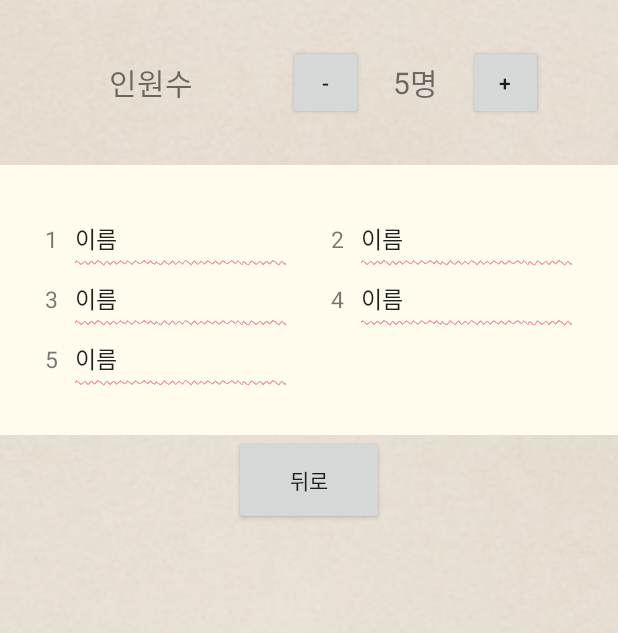
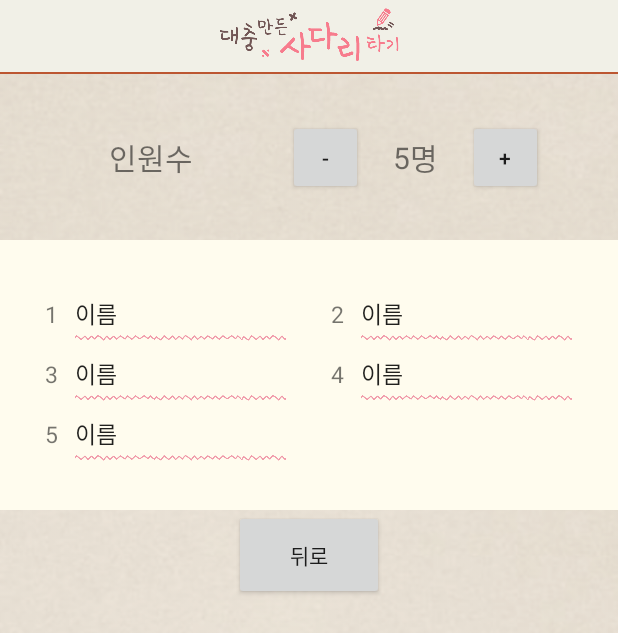
Before and after one commit to cherrypicker1113/InnocentGhostLeg, an Android app: the HrgwonActivity screen opened directly, with no data from a screen before it, on a phone screen of 412 x 824 dp. Shown: the top 633 px of the screen. Run offline under Robolectric (Android 15) with nearby library versions, the phone set to English and light mode, and no system bars.

Commit message:
메인 화면 구성 #4 다크모드 테마 제거 (테마 하나로 통일) 아이콘 추가

```diff
--- /dev/null
+++ b/app/src/main/res/drawable/underline_rect.xml
@@ -0,0 +1,18 @@
+<?xml version="1.0" encoding="utf-8"?>
+<layer-list xmlns:android="http://schemas.android.com/apk/res/android" >
+
+    <item
+        android:bottom="1dp"
+        android:left="-2dp"
+        android:right="-2dp"
+        android:top="-2dp">
+        <shape android:shape="rectangle" >
+            <stroke
+                android:width="1dp"
+                android:color="#BC5631" />
+
+            <solid android:color="#F1F0E7" />
+        </shape>
+    </item>
+
+</layer-list>
--- a/app/src/main/res/layout/activity_hrgwon.xml
+++ b/app/src/main/res/layout/activity_hrgwon.xml
@@ -7,6 +7,9 @@
     android:orientation="vertical"
     android:background="@drawable/background"
     tools:context=".HrgwonActivity">
+
+    <include
+        layout="@layout/layout_menubar"/>
 
     <LinearLayout
         android:layout_width="match_parent"
--- /dev/null
+++ b/app/src/main/res/layout/layout_menubar.xml
@@ -0,0 +1,17 @@
+<?xml version="1.0" encoding="utf-8"?>
+<android.support.constraint.ConstraintLayout xmlns:android="http://schemas.android.com/apk/res/android"
+    android:layout_width="match_parent"
+    android:layout_height="50dp">
+
+    <LinearLayout
+        android:layout_width="match_parent"
+        android:layout_height="match_parent"
+        android:background="@drawable/underline_rect">
+
+        <ImageView
+            android:layout_width="wrap_content"
+            android:layout_height="match_parent"
+            android:src="@drawable/icon_horizontal"/>
+
+    </LinearLayout>
+</android.support.constraint.ConstraintLayout>
--- a/app/src/main/res/values-night/themes.xml
+++ /dev/null
@@ -1,13 +0,0 @@
-<resources xmlns:tools="http://schemas.android.com/tools">
-    <!-- Base application theme. -->
-    <style name="Theme.InnocentGhostLeg" parent="Theme.AppCompat.Light.NoActionBar">
-        <!-- Primary brand color. -->
-        <item name="colorPrimary">@color/purple_200</item>
-        <item name="colorPrimaryDark">@color/purple_700</item>
-        <item name="colorAccent">@color/teal_200</item>
-        <!-- Customize your theme here. -->
-        <!-- 상태바 투명 -->
-        <item name="android:fitsSystemWindows">true</item>
-        <item name="android:statusBarColor" tools:targetApi="lollipop">#E5DDD0</item>
-    </style>
-</resources>
--- a/app/src/main/res/values/themes.xml
+++ b/app/src/main/res/values/themes.xml
@@ -8,6 +8,14 @@
         <!-- Customize your theme here. -->
         <!-- 상태바 투명 -->
         <item name="android:fitsSystemWindows">true</item>
-        <item name="android:statusBarColor" tools:targetApi="lollipop">#E5DDD0</item>
+        <item name="android:statusBarColor" tools:targetApi="lollipop">#F1F0E7</item>
+    </style>
+
+    <style name="MainImageViewTheme">
+        <item name="android:layout_width">0dp</item>
+        <item name="android:layout_height">match_parent</item>
+        <item name="android:layout_weight">1</item>
+        <item name="android:layout_margin">10dp</item>
+        <item name="android:scaleType">fitCenter</item>
     </style>
 </resources>
```
Also changed, not shown: app/src/main/java/com/innocent/ghostleg/MainActivity.kt (+2 -9 lines), app/src/main/res/layout/activity_main.xml (+39 -37 lines), app/src/main/res/drawable/btn_hrgwon.png (added), app/src/main/res/drawable/btn_setting.png (added), app/src/main/res/drawable/btn_shjang.png (added), app/src/main/res/drawable/btn_yckim.png (added), app/src/main/res/drawable/icon_horizontal.png (added).
